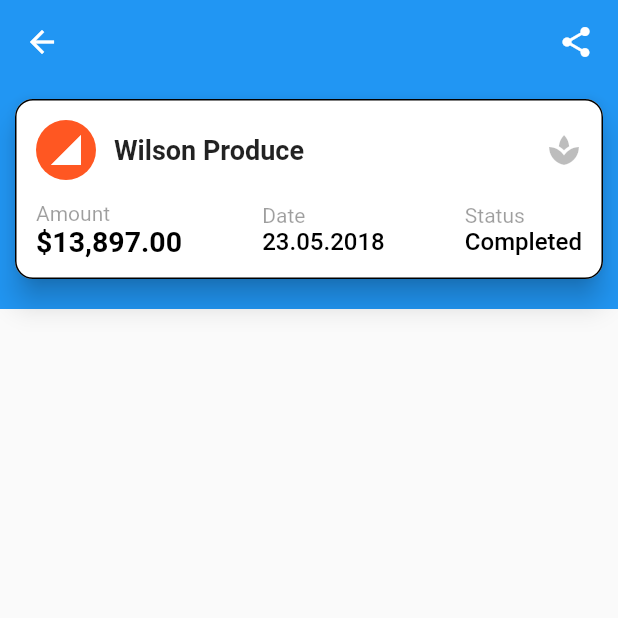
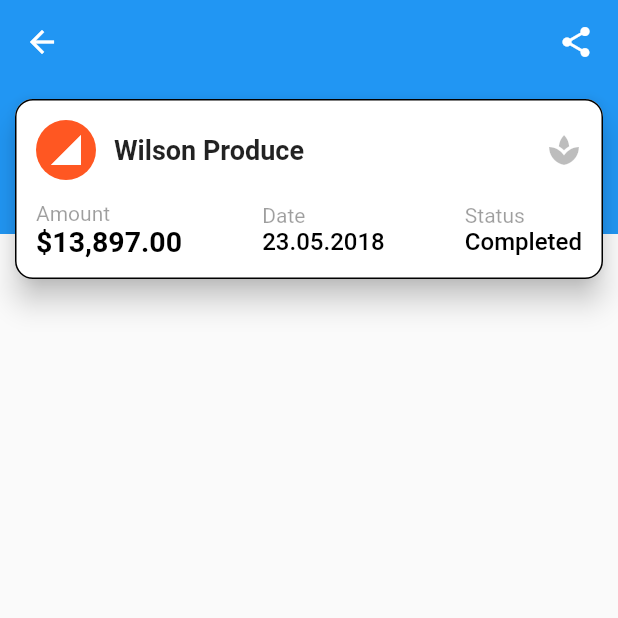
Before and after one commit to ferbeltran/mychecks, a Flutter app: the screen it shows after launch, after a tap on "Wilson Produce", on a phone screen of 412 x 824 dp, the top half of it. Run offline on Flutter 3.47's test engine with Material 2 defaults, Android fonts, the phone set to English and light mode, and no system bars.

Commit message:
"pending renderflow issue"

```diff
--- a/lib/widgets/carditem.dart
+++ b/lib/widgets/carditem.dart
@@ -2,17 +2,15 @@ import 'package:flutter/material.dart';
 import '../models/check.dart';
 
 class CardItem extends StatelessWidget {
-
   final Check check;
 
   CardItem({this.check});
 
   @override
   Widget build(BuildContext build) {
-    return new Padding(
+    return Padding(
       padding: const EdgeInsets.all(6.0),
       child: new Card(
-
         shape: OutlineInputBorder(
             borderRadius: BorderRadius.all(Radius.circular(12.0))),
         elevation: 8.0,
--- a/lib/widgets/checkdetail.dart
+++ b/lib/widgets/checkdetail.dart
@@ -22,30 +22,21 @@ class MyCheck extends StatelessWidget {
         backgroundColor: Colors.blue,
         elevation: 0.0,
       ),
-      body: Stack(
-        fit: StackFit.loose,
+      body: Stack(children: <Widget>[
+        Container(
+          height: 100.0,
+          width: double.infinity,
+          color: Colors.blue,
+        ),
+        ListView(
         children: <Widget>[
-          // The containers in the background
-          new Column(
-
-            children: <Widget>[
-              new Container(
-                height: 150.0,
-                color: Colors.blue,
-              ),
-            ],
+          Hero(
+            child: CardItem(check: cheque),
+            tag: cheque.titleText,
           ),
-           new Column(
-             mainAxisSize: MainAxisSize.min,
-             children: <Widget>[
-               new Hero(
-                  tag: cheque.titleText,
-                  child: CardItem(check: cheque),
-                ),
-             ],
-           ),
         ],
       ),
+      ],)
     );
   }
 }
```
Also changed, not shown: pubspec.lock.
